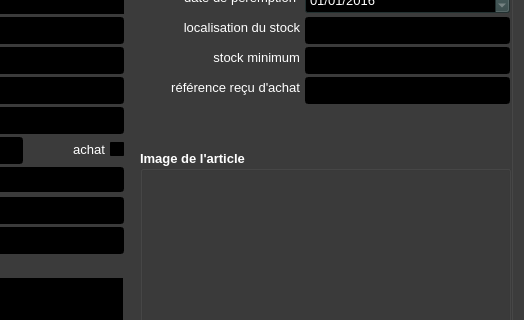
Above: ui/yeroth-erp-stock-detail-window.ui from xnoumbissinoundou/yeroth-erp-3.0 before the change; both pictures show x 276 to 800 and y 196 to 516 of the 800 by 600 pixel window. Below: the same form after it.
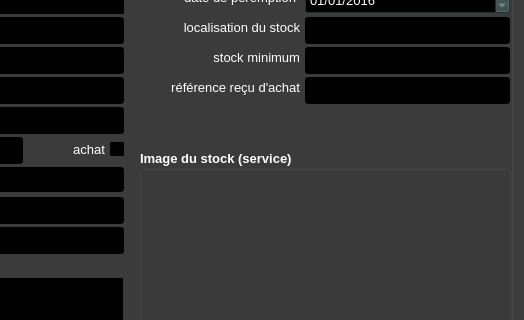
That is the form after the change. Icons and pictures are not drawn. Custom widgets are drawn as their Qt base class.

Commit message: On branch master 	modified:   src/windows/yeroth-erp-entrer-window.cpp 	modified:   src/windows/yeroth-erp-entrer-window.hpp 	modified:   src/windows/yeroth-erp-paiements-window.cpp 	modified:   src/windows/yeroth-erp-ventes-window.cpp 	modified:   ui/yeroth-erp-entrer-window.ui 	modified:   ui/yeroth-erp-modifier-window.ui 	modified:   ui/yeroth-erp-stock-detail-window.ui

```diff
--- a/ui/yeroth-erp-stock-detail-window.ui
+++ b/ui/yeroth-erp-stock-detail-window.ui
@@ -4926,7 +4926,7 @@
       </font>
      </property>
      <property name="title">
-      <string>Image de l'article</string>
+      <string>Image du stock (service)</string>
      </property>
      <widget class="QLabel" name="label_image_produit">
       <property name="geometry">
```
The commit also changes 6 other files.
